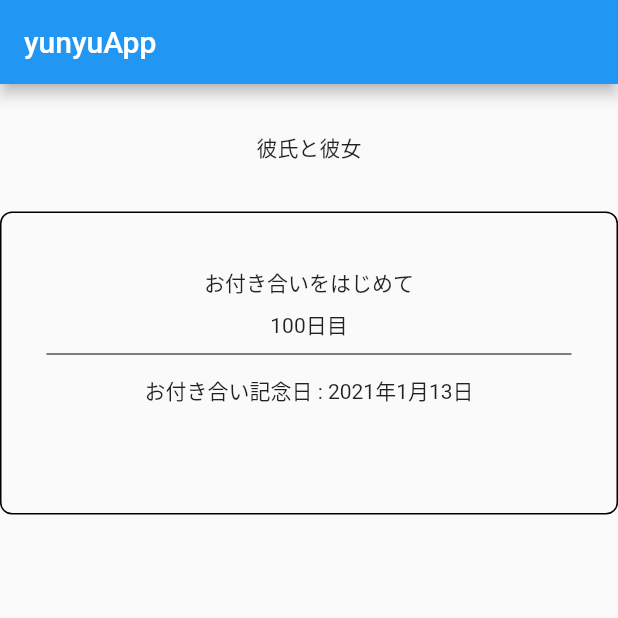
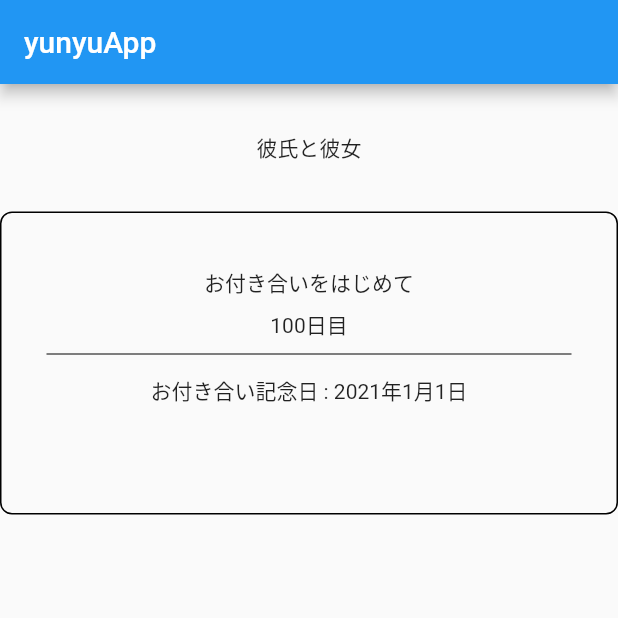
Before and after one commit to haruharu9000/haruaki, a Flutter app: the screen it shows after launch, on a phone screen of 412 x 824 dp, the top half of it. Run offline on Flutter 3.47's test engine with Material 2 defaults, Android fonts, the phone set to English and light mode, and no system bars.

Commit message:
second commit

```diff
--- a/lib/main.dart
+++ b/lib/main.dart
@@ -72,7 +72,7 @@ class _MyHomePageState extends State<MyHomePage> {
                   new Divider(
                       color: Colors.black
                   ),
-                  Text('お付き合い記念日 : 2021年1月13日',
+                  Text('お付き合い記念日 : 2021年1月1日',
                     style: TextStyle(
                       height: 2.0,
                     ),
```
